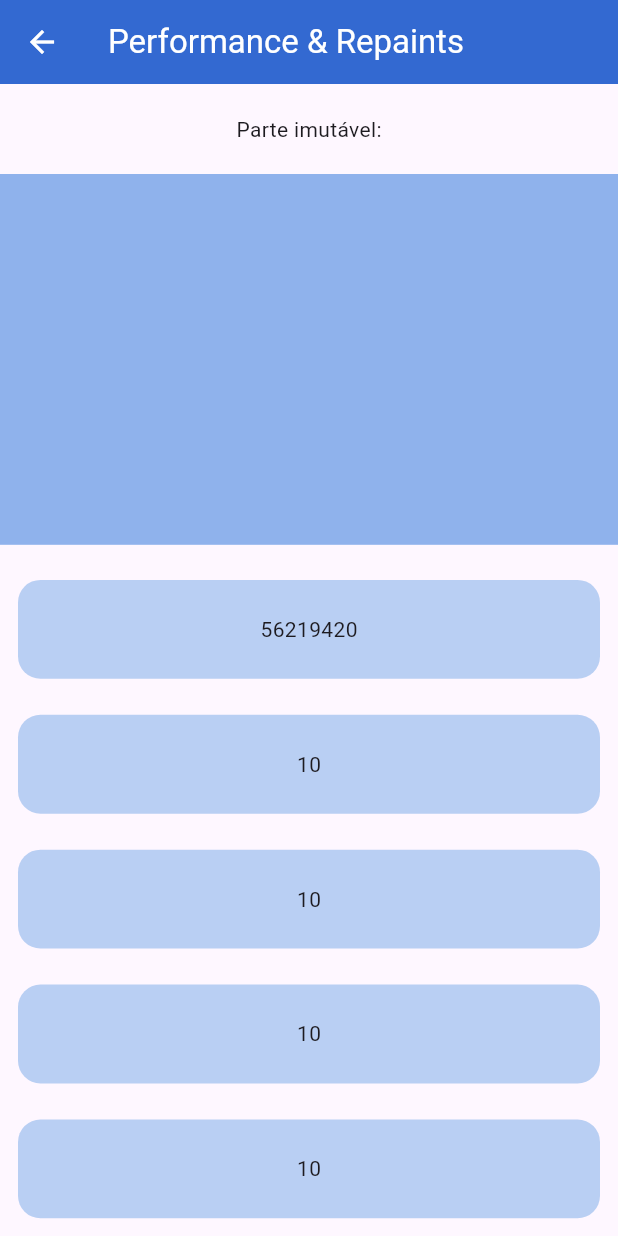
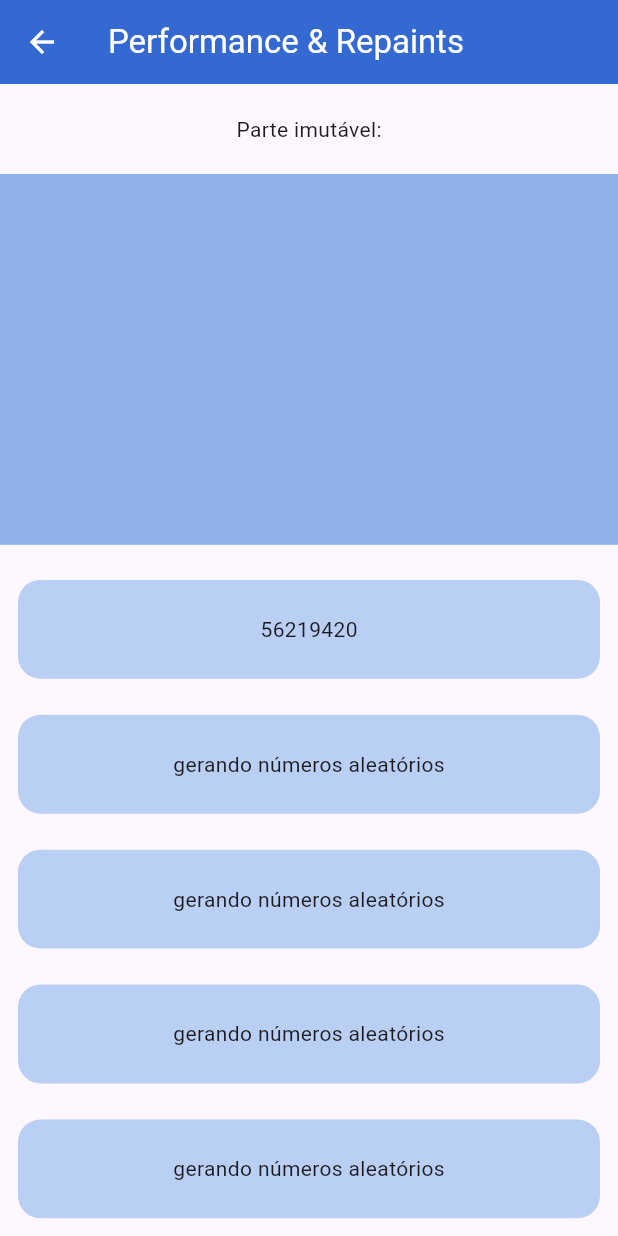
Before and after one commit to eduardobandeiramg/skill-playground, a Flutter app: the PerformanceScreen screen opened directly, scrolled down 1787 dp, on a phone screen of 412 x 824 dp. Run offline on Flutter 3.47's test engine with Material 3 defaults, Android fonts, the phone set to English and light mode, and no system bars; our stand-ins replace flutter_bloc, get.

Commit message:
removendo 0 como valor padrao

```diff
--- a/lib/apresentacao/cards/card_performance_screen.dart
+++ b/lib/apresentacao/cards/card_performance_screen.dart
@@ -11,7 +11,7 @@ class CardPerformanceScreen extends StatefulWidget {
 }
 
 class _CardPerformanceScreenState extends State<CardPerformanceScreen> {
-  int valor = 10;
+  int? valor;
 
   @override
   void initState() {
@@ -33,7 +33,7 @@ class _CardPerformanceScreenState extends State<CardPerformanceScreen> {
           borderRadius: BorderRadius.circular(15),
           color: Color(0xFFB9CFF3),
         ),
-        child: Center(child: Text("$valor")),
+        child: Center(child: valor == null ? Text("gerando números aleatórios") : Text("$valor")),
       ),
     );
   }
```
